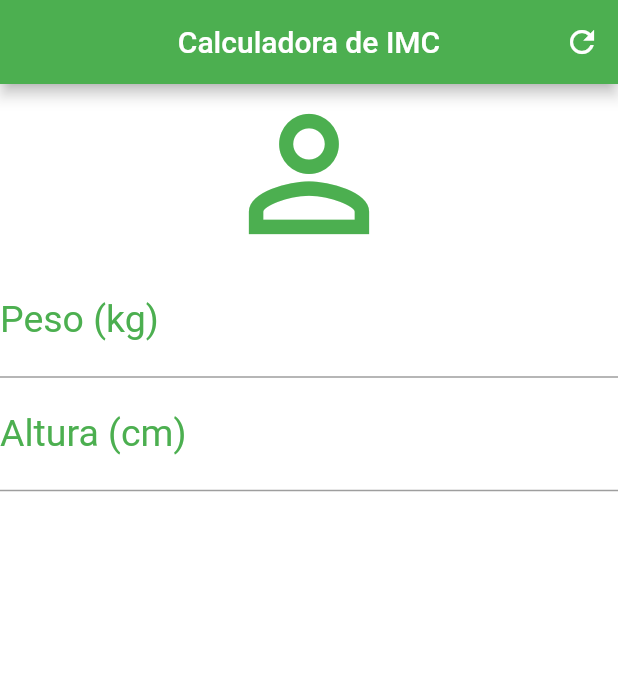
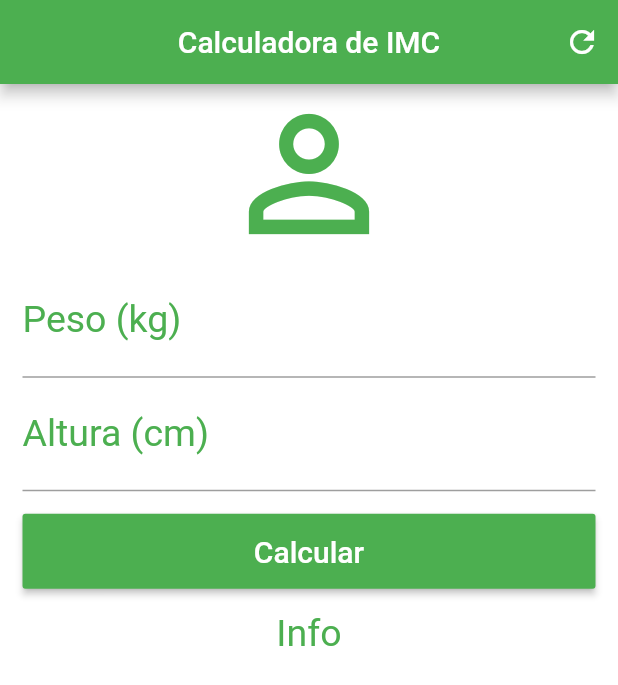
Before and after one commit to Haaragard/flutter_calculadora_imc, a Flutter app: the screen it shows after launch, on a phone screen of 412 x 824 dp. Shown: the top 685 px of the screen. Run offline on Flutter 3.47's test engine with Material 2 defaults, Android fonts, the phone set to English and light mode, and no system bars.

Commit message:
Adicionado botão e texto de info, também melhorado o layout

```diff
--- a/lib/main.dart
+++ b/lib/main.dart
@@ -32,27 +32,52 @@ class _HomeState extends State<Home> {
   }
 
   Widget _body() {
-    return Center(
-      child: Column(
-        crossAxisAlignment: CrossAxisAlignment.stretch,
+    return
+      ListView(
+        padding: EdgeInsets.only(left: 15, right: 15),
         children: <Widget>[
           Icon(Icons.person_outline, size: 120, color: Colors.green,),
 
           // Peso
           TextField(keyboardType: TextInputType.number,
-            decoration: InputDecoration(labelText: "Peso (kg)", labelStyle: TextStyle(color: Colors.green)),
+            decoration: InputDecoration(labelText: "Peso (kg)",
+                labelStyle: TextStyle(color: Colors.green)
+            ),
             textAlign: TextAlign.center,
             style: TextStyle(color: Colors.green, fontSize: 25.0),
           ),
 
           // Altura
           TextField(keyboardType: TextInputType.number,
-            decoration: InputDecoration(labelText: "Altura (cm)", labelStyle: TextStyle(color: Colors.green)),
+            decoration: InputDecoration(labelText: "Altura (cm)",
+                labelStyle: TextStyle(color: Colors.green)
+            ),
+            textAlign: TextAlign.center,
+            style: TextStyle(color: Colors.green, fontSize: 25.0),
+          ),
+
+          Padding( padding: EdgeInsets.only(top: 15.0),),
+
+          // Botão para calcular
+          Container(
+            height: 50.0,
+            child: RaisedButton(
+              onPressed: () {},
+              child: Text("Calcular",
+                style: TextStyle(color: Colors.white, fontSize: 20.0),
+              ),
+              color: Colors.green,
+            ),
+          ),
+
+          Padding( padding: EdgeInsets.only(top: 15.0),),
+
+          // Infromação
+          Text("Info",
             textAlign: TextAlign.center,
             style: TextStyle(color: Colors.green, fontSize: 25.0),
           ),
         ],
-      ),
-    );
+      );
   }
 }
```
